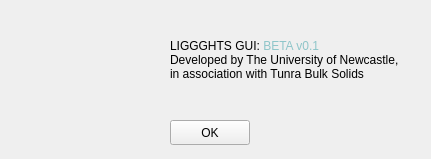
First picture: the form in About_page_Form.ui, repository mwmuni/LIGGGHTS_GUI, before the edit.
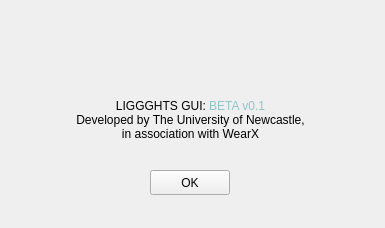
Second picture: the form after the edit. Icons and pictures are not drawn.

Patch:
```diff
--- a/About_page_Form.ui
+++ b/About_page_Form.ui
@@ -6,16 +6,16 @@
    <rect>
     <x>0</x>
     <y>0</y>
-    <width>431</width>
-    <height>159</height>
+    <width>385</width>
+    <height>228</height>
    </rect>
   </property>
   <widget class="QWidget" name="centralwidget">
    <widget class="QPushButton" name="btn_ok">
     <property name="geometry">
      <rect>
-      <x>170</x>
-      <y>120</y>
+      <x>150</x>
+      <y>170</y>
       <width>80</width>
       <height>25</height>
      </rect>
@@ -68,14 +68,33 @@
    <widget class="QLabel" name="label_3">
     <property name="geometry">
      <rect>
-      <x>170</x>
-      <y>30</y>
-      <width>241</width>
+      <x>60</x>
+      <y>90</y>
+      <width>261</width>
       <height>61</height>
      </rect>
     </property>
     <property name="text">
-     <string>&lt;html&gt;&lt;head/&gt;&lt;body&gt;&lt;p align=&quot;justify&quot;&gt;LIGGGHTS GUI: &lt;span style=&quot; color:#8ec5c9;&quot;&gt;BETA v0.1&lt;/span&gt;&lt;br/&gt;Developed by The University of Newcastle,&lt;br/&gt;in association with Tunra Bulk Solids&lt;/p&gt;&lt;/body&gt;&lt;/html&gt;</string>
+     <string>&lt;html&gt;&lt;head/&gt;&lt;body&gt;&lt;p&gt;LIGGGHTS GUI: &lt;span style=&quot; color:#8ec5c9;&quot;&gt;BETA v0.1&lt;/span&gt;&lt;br/&gt;Developed by The University of Newcastle,&lt;br/&gt;in association with WearX&lt;/p&gt;&lt;/body&gt;&lt;/html&gt;</string>
+    </property>
+    <property name="alignment">
+     <set>Qt::AlignCenter</set>
+    </property>
+   </widget>
+   <widget class="QLabel" name="label">
+    <property name="geometry">
+     <rect>
+      <x>90</x>
+      <y>10</y>
+      <width>211</width>
+      <height>71</height>
+     </rect>
+    </property>
+    <property name="text">
+     <string/>
+    </property>
+    <property name="pixmap">
+     <pixmap>wearx_logo.png</pixmap>
     </property>
    </widget>
   </widget>
```
Left out of the diff: 45 changed lines with no effect on the pictures.
